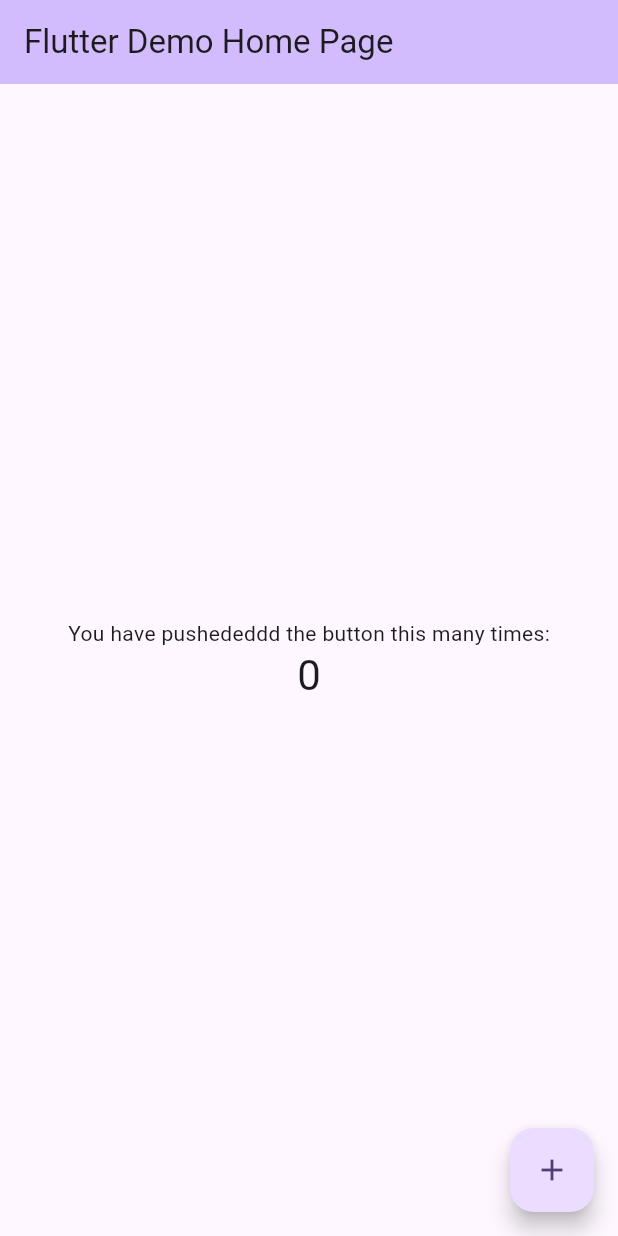
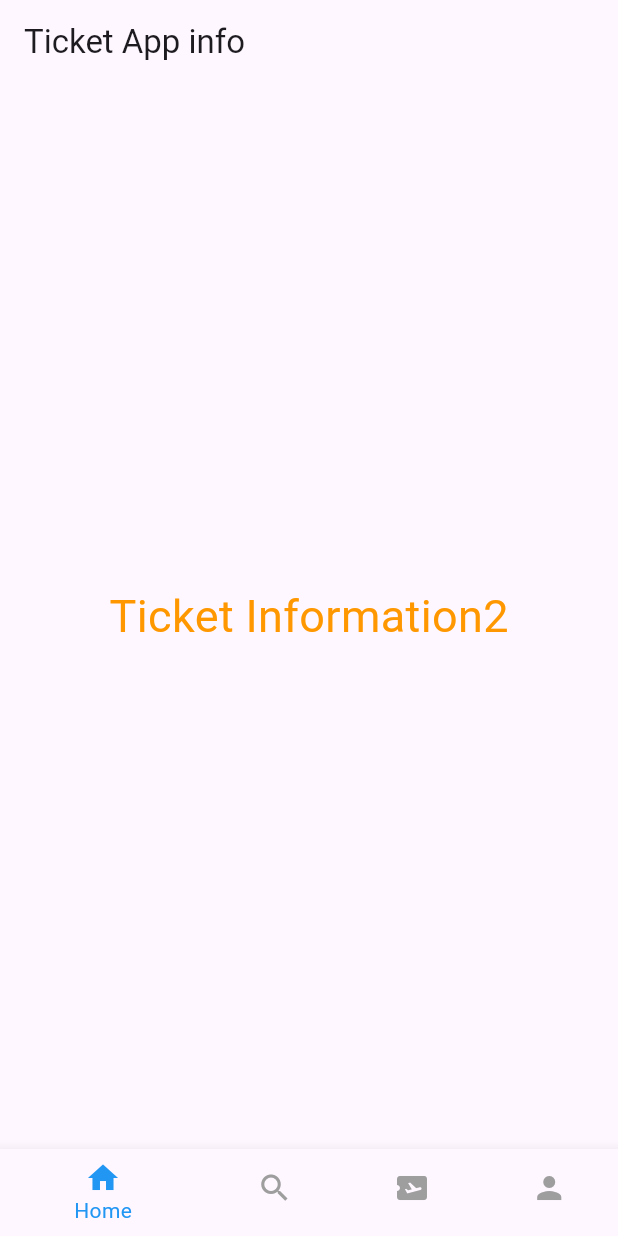
Before and after one commit to brisam51/flutter_tacket_app, a Flutter app: the screen it shows after launch, on a phone screen of 412 x 824 dp. Run offline on Flutter 3.47's test engine with Material 3 defaults, Android fonts, the light colour scheme and no system bars; statements that could not run were skipped.

Commit message:
sens all new code after tirp

```diff
--- /dev/null
+++ b/lib/base/butom_navbar.dart
@@ -0,0 +1,31 @@
+import 'package:flutter/material.dart';
+
+class BotomNavBar extends StatefulWidget {
+  const BotomNavBar({super.key});
+
+  @override
+  State<BotomNavBar> createState() => _BotomNavBarState();
+}
+
+class _BotomNavBarState extends State<BotomNavBar> {
+  @override
+  Widget build(BuildContext context) {
+    return Scaffold(
+        appBar: AppBar(
+          title: const Text('Ticket App info'),
+        ),
+        body: const Center(child: Text('Ticket Information2',style:TextStyle(fontSize: 30.0,color:Colors.orange,fontWeight:fo))),
+        bottomNavigationBar: BottomNavigationBar(
+          selectedItemColor: Colors.blue,
+          unselectedItemColor: Colors.grey,
+          items: const [
+            BottomNavigationBarItem(icon: Icon(Icons.home), label: "Home"),
+            BottomNavigationBarItem(icon: Icon(Icons.search), label: "Search"),
+            BottomNavigationBarItem(icon: Icon(Icons.airplane_ticket), label: "Tickets"),
+            BottomNavigationBarItem(icon: Icon(Icons.person), label: "Profile"),
+          ],
+        ),
+
+        );
+  }
+}
--- a/lib/main.dart
+++ b/lib/main.dart
@@ -1,4 +1,5 @@
 import 'package:flutter/material.dart';
+import 'package:lobia_app/base/butom_navbar.dart';
 
 void main() {
   runApp(const MyApp());
@@ -7,119 +8,13 @@ void main() {
 class MyApp extends StatelessWidget {
   const MyApp({super.key});
 
-  // This widget is the root of your application.
   @override
   Widget build(BuildContext context) {
+    // ignore: prefer_const_constructors
     return MaterialApp(
-      title: 'Flutter Demo',
-      theme: ThemeData(
-        // This is the theme of your application.
-        //
-        // TRY THIS: Try running your application with "flutter run". You'll see
-        // the application has a purple toolbar. Then, without quitting the app,
-        // try changing the seedColor in the colorScheme below to Colors.green
-        // and then invoke "hot reload" (save your changes or press the "hot
-        // reload" button in a Flutter-supported IDE, or press "r" if you used
-        // the command line to start the app).
-        //
-        // Notice that the counter didn't reset back to zero; the application
-        // state is not lost during the reload. To reset the state, use hot
-        // restart instead.
-        //
-        // This works for code too, not just values: Most code changes can be
-        // tested with just a hot reload.
-        colorScheme: ColorScheme.fromSeed(seedColor: Colors.deepPurple),
-        useMaterial3: true,
-      ),
-      home: const MyHomePage(title: 'Flutter Demo Home Page'),
+      debugShowCheckedModeBanner: false,
+      // ignore: prefer_const_constructors
+      home: BotomNavBar()
     );
   }
 }
-
-class MyHomePage extends StatefulWidget {
-  const MyHomePage({super.key, required this.title});
-
-  // This widget is the home page of your application. It is stateful, meaning
-  // that it has a State object (defined below) that contains fields that affect
-  // how it looks.
-
-  // This class is the configuration for the state. It holds the values (in this
-  // case the title) provided by the parent (in this case the App widget) and
-  // used by the build method of the State. Fields in a Widget subclass are
-  // always marked "final".
-
-  final String title;
-
-  @override
-  State<MyHomePage> createState() => _MyHomePageState();
-}
-
-class _MyHomePageState extends State<MyHomePage> {
-  int _counter = 0;
-
-  void _incrementCounter() {
-    setState(() {
-      // This call to setState tells the Flutter framework that something has
-      // changed in this State, which causes it to rerun the build method below
-      // so that the display can reflect the updated values. If we changed
-      // _counter without calling setState(), then the build method would not be
-      // called again, and so nothing would appear to happen.
-      _counter++;
-    });
-  }
-
-  @override
-  Widget build(BuildContext context) {
-    // This method is rerun every time setState is called, for instance as done
-    // by the _incrementCounter method above.
-    //
-    // The Flutter framework has been optimized to make rerunning build methods
-    // fast, so that you can just rebuild anything that needs updating rather
-    // than having to individually change instances of widgets.
-    return Scaffold(
-      appBar: AppBar(
-        // TRY THIS: Try changing the color here to a specific color (to
-        // Colors.amber, perhaps?) and trigger a hot reload to see the AppBar
-        // change color while the other colors stay the same.
-        backgroundColor: Theme.of(context).colorScheme.inversePrimary,
-        // Here we take the value from the MyHomePage object that was created by
-        // the App.build method, and use it to set our appbar title.
-        title: Text(widget.title),
-      ),
-      body: Center(
-        // Center is a layout widget. It takes a single child and positions it
-        // in the middle of the parent.
-        child: Column(
-          // Column is also a layout widget. It takes a list of children and
-          // arranges them vertically. By default, it sizes itself to fit its
-          // children horizontally, and tries to be as tall as its parent.
-          //
-          // Column has various properties to control how it sizes itself and
-          // how it positions its children. Here we use mainAxisAlignment to
-          // center the children vertically; the main axis here is the vertical
-          // axis because Columns are vertical (the cross axis would be
-          // horizontal).
-          //
-          // TRY THIS: Invoke "debug painting" (choose the "Toggle Debug Paint"
-          // action in the IDE, or press "p" in the console), to see the
-          // wireframe for each widget.
-          mainAxisAlignment: MainAxisAlignment.center,
-          children: <Widget>[
-            const Text(
-              'You have pushededdd the button this many times:',
-            ),
-            Text(
-              '$_counter',
-              style: Theme.of(context).textTheme.headlineMedium,
-            ),
-          ],
-        ),
-      ),
-      floatingActionButton: FloatingActionButton(
-        onPressed: _incrementCounter,
-        tooltip: 'Increment',
-        child: const Icon(Icons.add),
-      ), // This trailing comma makes auto-formatting nicer for build methods.
-    );
-  }
-}
```
